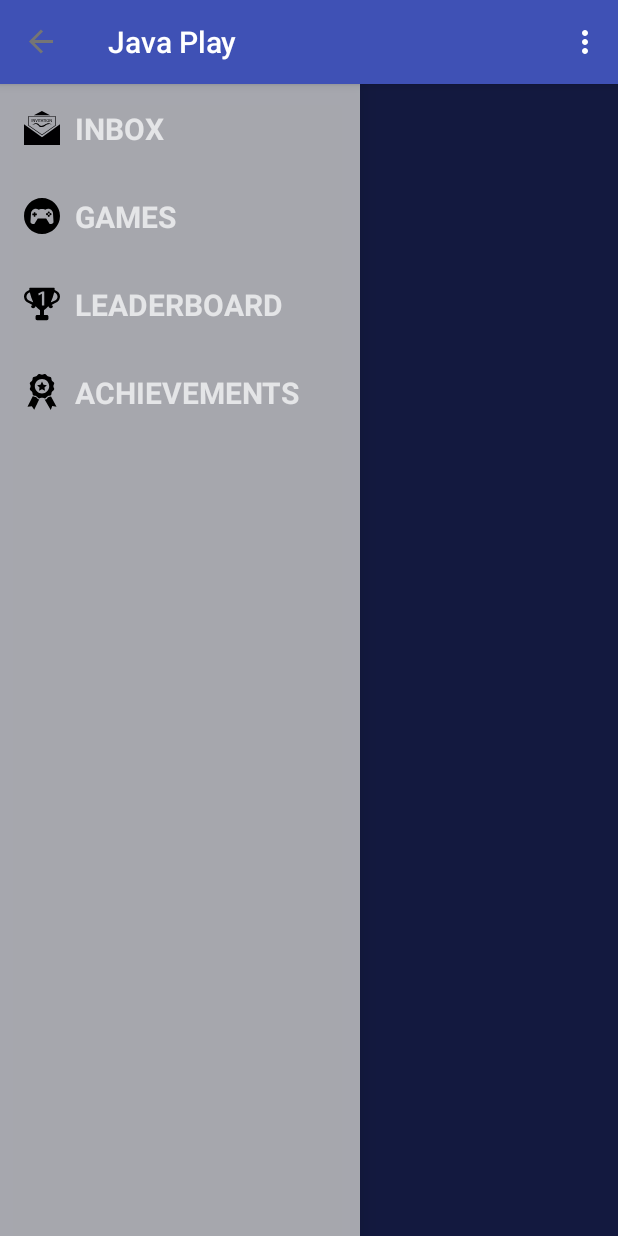
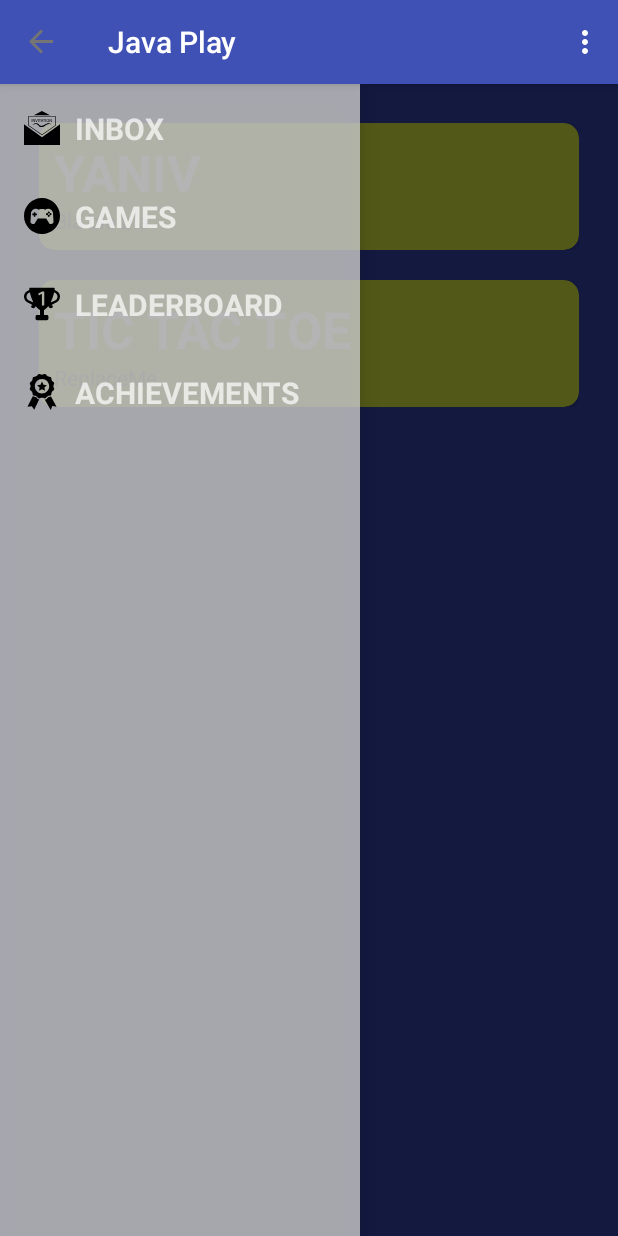
Before and after one commit to idanlv/javaplay_android, an Android app: the GameOptionsActivity screen opened directly, with no data from a screen before it, on a phone screen of 412 x 824 dp. Run offline under Robolectric (Android 15) with nearby library versions, the phone set to English and light mode, and no system bars; 5 statements that could not run were skipped.

Commit message:
initial fragment is game selection

```diff
--- a/javaplay/app/src/main/java/com/levigilad/javaplay/GameOptionsActivity.java
+++ b/javaplay/app/src/main/java/com/levigilad/javaplay/GameOptionsActivity.java
@@ -18,6 +18,7 @@ import com.google.android.gms.games.multiplayer.turnbased.TurnBasedMatch;
 import com.google.basegameutils.games.BaseGameActivity;
 import com.levigilad.javaplay.infra.PlayFragment;
 import com.levigilad.javaplay.infra.enums.GameOptions;
+import com.levigilad.javaplay.infra.interfaces.NavigationDrawerCallbacks;
 import com.levigilad.javaplay.infra.interfaces.OnFragmentInteractionListener;
 import com.levigilad.javaplay.infra.interfaces.OnGameSelectedListener;
 import com.levigilad.javaplay.infra.interfaces.OnTurnBasedMatchReceivedListener;
@@ -30,7 +31,7 @@ import org.json.JSONObject;
 import java.util.ArrayList;
 
 public class GameOptionsActivity extends BaseGameActivity implements
-        NavigationDrawerFragment.NavigationDrawerCallbacks,
+        NavigationDrawerCallbacks,
         OnFragmentInteractionListener,
         OnTurnBasedMatchUpdateReceivedListener,
         OnGameSelectedListener{
@@ -68,7 +69,7 @@ public class GameOptionsActivity extends BaseGameActivity implements
         // Set up the drawer.
         mNavigationDrawerFragment.setUp(
                 R.id.navigation_drawer,
-                (DrawerLayout) findViewById(R.id.drawer_layout));
+                (DrawerLayout) findViewById(R.id.drawer_layout), GameOptions.GAMES.ordinal());
 
         setTitle(getString(R.string.app_name));
     }
@@ -173,16 +174,14 @@ public class GameOptionsActivity extends BaseGameActivity implements
     @Override
     public void onNavigationDrawerItemSelected(int position) {
         if (!isSignedIn()) {
+            showGamePossibilities();
             return;
         }
-
         GameOptions option = GameOptions.values()[position];
 
         switch (option) {
             case GAMES: {
-                GamePossibilitiesFragment fragment = GamePossibilitiesFragment.newInstance();
-                setTitle(getString(R.string.pick_a_game));
-                replaceFragment(fragment);
+                showGamePossibilities();
                 break;
             }
             case LEADERBOARD: {
@@ -202,6 +201,12 @@ public class GameOptionsActivity extends BaseGameActivity implements
                 break;
             }
         }
+    }
+
+    private void showGamePossibilities() {
+        GamePossibilitiesFragment fragment = GamePossibilitiesFragment.newInstance();
+        setTitle(getString(R.string.pick_a_game));
+        replaceFragment(fragment);
     }
 
     private void replaceFragment(Fragment fragment) {
--- a/javaplay/app/src/main/java/com/levigilad/javaplay/GamePossibilitiesFragment.java
+++ b/javaplay/app/src/main/java/com/levigilad/javaplay/GamePossibilitiesFragment.java
@@ -12,6 +12,7 @@ import android.widget.TextView;
 
 import com.levigilad.javaplay.infra.adapters.GameSelectionRecyclerViewAdapter;
 import com.levigilad.javaplay.infra.entities.Playground;
+import com.levigilad.javaplay.infra.interfaces.NavigationDrawerCallbacks;
 import com.levigilad.javaplay.infra.interfaces.OnGameSelectedListener;
 import com.levigilad.javaplay.infra.interfaces.OnItemClickListener;
 
@@ -67,7 +68,7 @@ public class GamePossibilitiesFragment extends Fragment implements OnItemClickLi
         super.onAttach(context);
 
         if (!(context instanceof OnGameSelectedListener)) {
-            //TODO: throw new InvalidClassException("Activity must implement OnGameSelectedListener");
+            throw new ClassCastException("Activity must implement NavigationDrawerCallbacks.");
         }
     }
 
--- a/javaplay/app/src/main/java/com/levigilad/javaplay/NavigationDrawerFragment.java
+++ b/javaplay/app/src/main/java/com/levigilad/javaplay/NavigationDrawerFragment.java
@@ -19,9 +19,10 @@ import android.view.View;
 import android.view.ViewGroup;
 import android.widget.AdapterView;
 import android.widget.ListView;
-import android.widget.Toast;
 
 import com.levigilad.javaplay.infra.adapters.GameOptionsAdapter;
+import com.levigilad.javaplay.infra.enums.GameOptions;
+import com.levigilad.javaplay.infra.interfaces.NavigationDrawerCallbacks;
 
 /**
  * Fragment used for managing interactions for and presentation of a navigation drawer.
@@ -111,8 +112,11 @@ public class NavigationDrawerFragment extends Fragment implements AdapterView.On
      *
      * @param fragmentId   The android:id of this fragment in its activity's layout.
      * @param drawerLayout The DrawerLayout containing this fragment's UI.
+     * @param startPosition The initial position for drawer
      */
-    public void setUp(int fragmentId, DrawerLayout drawerLayout) {
+    public void setUp(int fragmentId, DrawerLayout drawerLayout, int startPosition) {
+        mCurrentSelectedPosition = startPosition;
+
         mFragmentContainerView = getActivity().findViewById(fragmentId);
         mDrawerLayout = drawerLayout;
 
@@ -255,14 +259,4 @@ public class NavigationDrawerFragment extends Fragment implements AdapterView.On
     public void onNothingSelected(AdapterView<?> parent) {
 
     }
-
-    /**
-     * Callbacks interface that all activities using this fragment must implement.
-     */
-    public interface NavigationDrawerCallbacks {
-        /**
-         * Called when an item in the navigation drawer is selected.
-         */
-        void onNavigationDrawerItemSelected(int position);
-    }
 }
--- /dev/null
+++ b/javaplay/app/src/main/java/com/levigilad/javaplay/infra/interfaces/NavigationDrawerCallbacks.java
@@ -0,0 +1,15 @@
+package com.levigilad.javaplay.infra.interfaces;
+
+/**
+ * Created by User on 22/10/2016.
+ */
+
+/**
+ * Callbacks interface that all activities using this fragment must implement.
+ */
+public interface NavigationDrawerCallbacks {
+    /**
+     * Called when an item in the navigation drawer is selected.
+     */
+    void onNavigationDrawerItemSelected(int position);
+}
```
